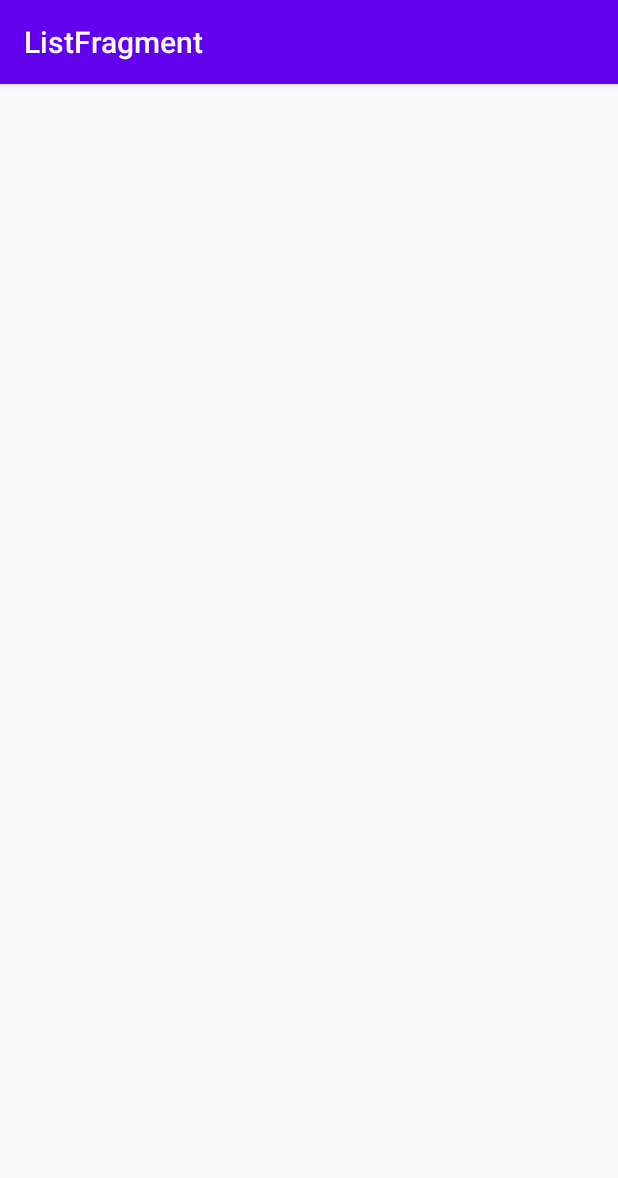
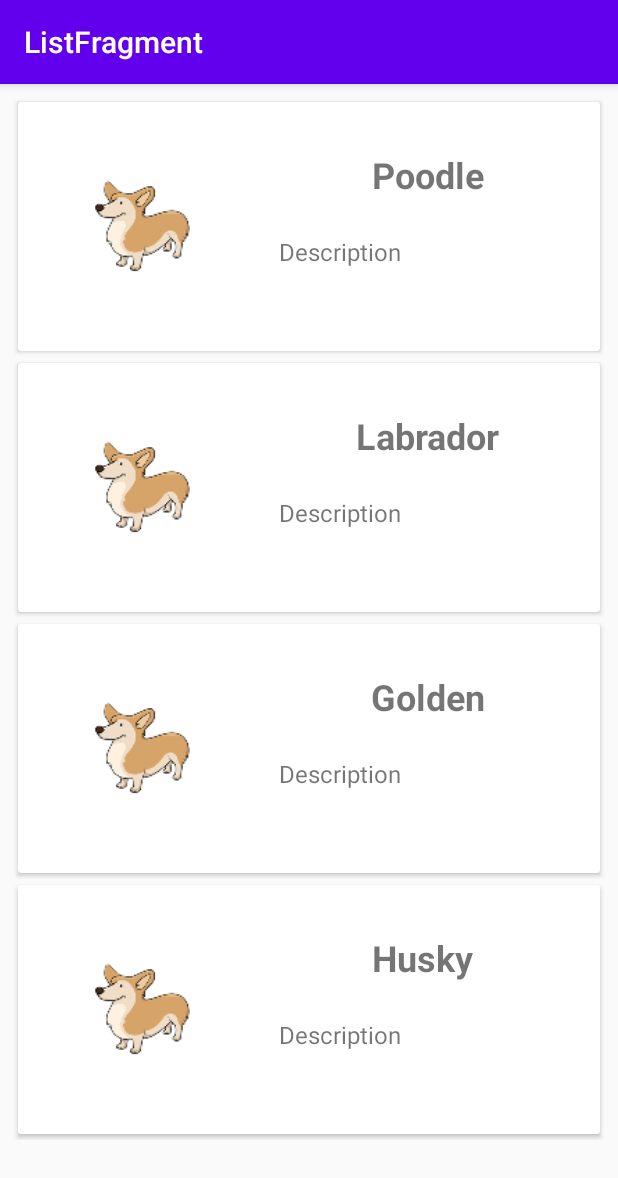
Before and after one commit to strajce/AndroidJetpack, an Android app: the screen it shows after launch (MainActivity), on a phone screen of 412 x 824 dp. Shown: the top 1178 px of the screen. Run offline under Robolectric (Android 15) with nearby library versions, the phone set to English and light mode, and no system bars; our stand-ins replace data binding, navigation-ui.

Commit message:
Add dogBreedViewModel

```diff
--- a/app/src/main/java/com/example/dogs/view/fragment/DetailsFragment.kt
+++ b/app/src/main/java/com/example/dogs/view/fragment/DetailsFragment.kt
@@ -6,7 +6,6 @@ import android.view.View
 import android.view.ViewGroup
 import androidx.fragment.app.Fragment
 import com.example.dogs.R
-import com.example.dogs.view.DetailsFragmentArgs
 
 class DetailsFragment : Fragment() {
 
--- a/app/src/main/java/com/example/dogs/view/fragment/ListFragment.kt
+++ b/app/src/main/java/com/example/dogs/view/fragment/ListFragment.kt
@@ -5,11 +5,18 @@ import android.view.LayoutInflater
 import android.view.View
 import android.view.ViewGroup
 import androidx.fragment.app.Fragment
-import androidx.navigation.Navigation
+import androidx.lifecycle.Observer
+import androidx.lifecycle.ViewModelProviders
+import androidx.recyclerview.widget.LinearLayoutManager
 import com.example.dogs.R
+import com.example.dogs.view.adapter.DogBreedAdapter
+import com.example.dogs.viewmodel.DogListViewModel
 import kotlinx.android.synthetic.main.fragment_list.*
 
 class ListFragment : Fragment() {
+
+    private lateinit var viewModel: DogListViewModel
+    private val dogBreedAdapter = DogBreedAdapter(arrayListOf())
 
     override fun onCreateView(
         inflater: LayoutInflater, container: ViewGroup?,
@@ -26,5 +33,39 @@ class ListFragment : Fragment() {
 //            action.dogUuid = 5
 //            Navigation.findNavController(it).navigate(action)
 //        }
+        viewModel = ViewModelProviders.of(this).get(DogListViewModel::class.java)
+        viewModel.loadData()
+
+        rcDogBreed.apply {
+            layoutManager = LinearLayoutManager(context)
+            adapter = dogBreedAdapter
+        }
+
+        observeData()
+    }
+
+    private fun observeData() {
+        viewModel.dogBreedList.observe(this, Observer { dogs ->
+            dogs?.let {
+                rcDogBreed.visibility = View.VISIBLE
+                dogBreedAdapter.updateDogList(dogs)
+            }
+        })
+
+        viewModel.dogLoadError.observe(this, Observer { isError ->
+            isError?.let {
+                emptyList.visibility = if(isError) View.VISIBLE else View.GONE
+            }
+        })
+
+        viewModel.loading.observe(this, Observer { isLoading ->
+            isLoading?.let {
+                progressBar.visibility = if (isLoading) View.VISIBLE else View.GONE
+                if (it) {
+                    rcDogBreed.visibility = View.GONE
+                    emptyList.visibility = View.GONE
+                }
+            }
+        })
     }
 }
--- a/app/src/main/java/com/example/dogs/viewmodel/DogListViewModel.kt
+++ b/app/src/main/java/com/example/dogs/viewmodel/DogListViewModel.kt
@@ -10,10 +10,10 @@ class DogListViewModel : ViewModel() {
     val loading = MutableLiveData<Boolean>()
 
     fun loadData() {
-        val dog1 = DogBreedModel("1", "Poodle", "Description", null)
-        val dog2 = DogBreedModel("2", "Labrador", "Description", null)
-        val dog3 = DogBreedModel("3", "Golden", "Description", null)
-        val dog4 = DogBreedModel("4", "Husky", "Description", null)
+        val dog1 = DogBreedModel("1", "Poodle", "Description", "")
+        val dog2 = DogBreedModel("2", "Labrador", "Description", "")
+        val dog3 = DogBreedModel("3", "Golden", "Description", "")
+        val dog4 = DogBreedModel("4", "Husky", "Description", "")
 
         dogBreedList.value = arrayListOf<DogBreedModel>(dog1, dog2, dog3, dog4)
         dogLoadError.value = false
--- a/app/src/main/res/layout/dogs_list_item.xml
+++ b/app/src/main/res/layout/dogs_list_item.xml
@@ -1,14 +1,28 @@
 <?xml version="1.0" encoding="utf-8"?>
+    <androidx.constraintlayout.widget.ConstraintLayout
+    xmlns:android="http://schemas.android.com/apk/res/android"
+    xmlns:app="http://schemas.android.com/apk/res-auto"
+        android:layout_width="match_parent"
+        android:layout_height="wrap_content">
+
     <androidx.cardview.widget.CardView
-        xmlns:android="http://schemas.android.com/apk/res/android"
-        xmlns:app="http://schemas.android.com/apk/res-auto"
         android:layout_width="match_parent"
         android:layout_height="wrap_content"
-        android:elevation="5dp">
+        android:layout_marginStart="4dp"
+        android:layout_marginTop="4dp"
+        android:layout_marginEnd="4dp"
+        android:layout_marginBottom="4dp"
+        android:elevation="8dp"
+        app:layout_constraintBottom_toBottomOf="parent"
+        app:layout_constraintEnd_toEndOf="parent"
+        app:layout_constraintHorizontal_bias="0.6"
+        app:layout_constraintStart_toStartOf="parent"
+        app:layout_constraintTop_toTopOf="parent">
 
         <androidx.constraintlayout.widget.ConstraintLayout
             android:layout_width="match_parent"
             android:layout_height="match_parent">
+
             <ImageView
                 android:id="@+id/dogImage"
                 android:layout_width="150dp"
@@ -16,6 +30,7 @@
                 android:layout_marginStart="8dp"
                 android:layout_marginTop="8dp"
                 android:layout_marginBottom="8dp"
+                android:background="@mipmap/ic_dog_app_icon_foreground"
                 app:layout_constraintBottom_toBottomOf="parent"
                 app:layout_constraintStart_toStartOf="parent"
                 app:layout_constraintTop_toTopOf="parent" />
@@ -40,8 +55,8 @@
                 android:layout_marginTop="24dp"
                 android:layout_marginEnd="16dp"
                 android:ellipsize="end"
+                android:hint="Short Details about das das dsa dadsa dasd as da das das dsa das das da das da sdadsaas das das as d"
                 android:maxLines="3"
-                android:hint="Short Details about das das dsa dadsa dasd as da das das dsa das das da das da sdadsaas das das as d"
                 android:textSize="16sp"
                 app:layout_constraintEnd_toEndOf="parent"
                 app:layout_constraintStart_toEndOf="@+id/dogImage"
@@ -50,5 +65,5 @@
         </androidx.constraintlayout.widget.ConstraintLayout>
 
 
-
     </androidx.cardview.widget.CardView>
+    </androidx.constraintlayout.widget.ConstraintLayout>
--- a/app/src/main/res/layout/fragment_list.xml
+++ b/app/src/main/res/layout/fragment_list.xml
@@ -13,7 +13,7 @@
             tools:context=".view.fragment.ListFragment">
 
             <androidx.recyclerview.widget.RecyclerView
-                android:id="@+id/recyclerViewList"
+                android:id="@+id/rcDogBreed"
                 android:layout_width="0dp"
                 android:layout_height="0dp"
                 app:layout_constraintBottom_toBottomOf="parent"
@@ -22,7 +22,7 @@
                 app:layout_constraintTop_toTopOf="parent" />
 
             <TextView
-                android:id="@+id/textView"
+                android:id="@+id/emptyList"
                 android:layout_width="wrap_content"
                 android:layout_height="wrap_content"
                 android:visibility="gone"
@@ -39,8 +39,8 @@
                 android:visibility="gone"
                 app:layout_constraintBottom_toBottomOf="parent"
                 app:layout_constraintEnd_toEndOf="parent"
-                app:layout_constraintStart_toStartOf="@+id/recyclerViewList"
-                app:layout_constraintTop_toTopOf="@+id/recyclerViewList" />
+                app:layout_constraintStart_toStartOf="@+id/rcDogBreed"
+                app:layout_constraintTop_toTopOf="@+id/rcDogBreed" />
 
         </androidx.constraintlayout.widget.ConstraintLayout>
 
```
